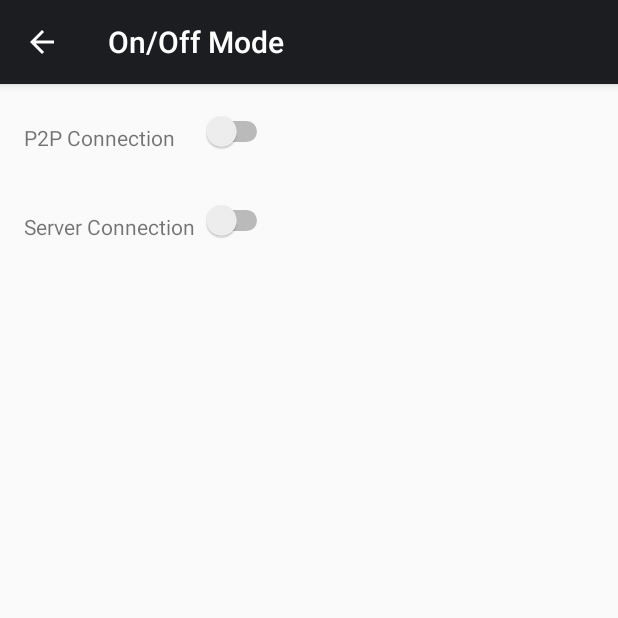
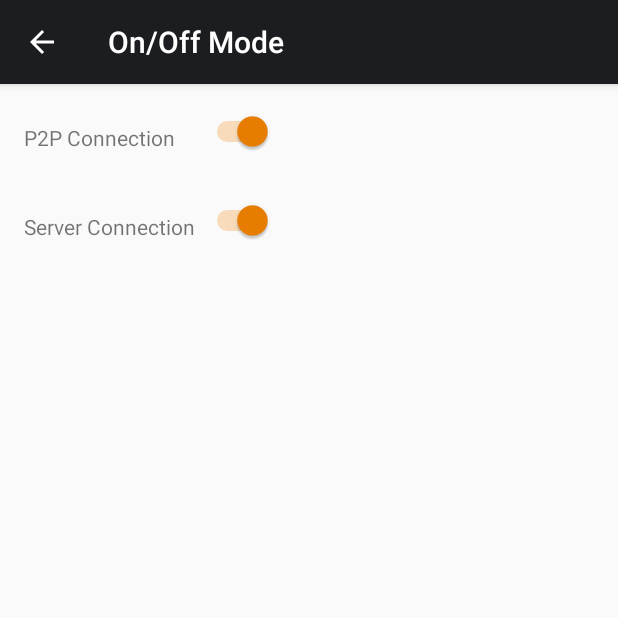
Before and after one commit to huoxiaoyao/Save_My_Ass, an Android app: the On_OffMode screen opened directly, with no data from a screen before it, on a phone screen of 412 x 824 dp, the top half of it. Run offline under Robolectric (Android 15) with nearby library versions, the phone set to English and light mode, and no system bars.

Commit message:
added location tracking stopping and starting and message saving

```diff
--- a/SaveMyAss/app/src/main/java/ch/ethz/inf/vs/a4/savemyass/Centralized/Config.java
+++ b/SaveMyAss/app/src/main/java/ch/ethz/inf/vs/a4/savemyass/Centralized/Config.java
@@ -23,6 +23,8 @@ public class Config {
     public static String SHARED_PREFS_SALT = "gcm_salt";
     public static String SHARED_PREFS_FIREBASE_AUTH = "firebase_auth";
     public static String SHARED_PREFS_USER_MESSAGE = "user_message";
+    public static String SHARED_PREFS_CENTRALIZED_ACTIVE = "centralized_active";
+    public static String SHARED_PREFS_P2P_ACTIVE = "p2p_active";
 
     // Intent extra strings
     public static String INTENT_NEW_TOKEN = "newToken";
@@ -40,6 +42,7 @@ public class Config {
     public static double[] WATCHDOG_RADIUS = {0.15, 0.25, 0.5, ALARM_DISTANCE_THRESHOLD};//the steps that the watchdog makes when increasing the radius around the person in need
     public static int[] WATCHDOG_TIMES = {1, 1, 1}; //after the first element seconds the radius will be increased to the second radius value above and so on...
 
+
     // dummy location used for triggering alarms in the emulator
     public static Location DUMMY_LOC() {
         Location loc = new Location("");
--- a/SaveMyAss/app/src/main/java/ch/ethz/inf/vs/a4/savemyass/Centralized/GCMReceiver.java
+++ b/SaveMyAss/app/src/main/java/ch/ethz/inf/vs/a4/savemyass/Centralized/GCMReceiver.java
@@ -1,7 +1,9 @@
 package ch.ethz.inf.vs.a4.savemyass.Centralized;
 
+import android.content.SharedPreferences;
 import android.location.Location;
 import android.os.Bundle;
+import android.preference.PreferenceManager;
 import android.util.Log;
 
 import com.google.android.gms.gcm.GcmListenerService;
@@ -48,6 +50,8 @@ public class GCMReceiver extends GcmListenerService {
 
 
         // start the watchdog
-        new OnGoingAlarmWatchdog(getApplicationContext(), firebaseUrl, infoBundle);
+        SharedPreferences sp = PreferenceManager.getDefaultSharedPreferences(this);
+        if(sp.getBoolean(Config.SHARED_PREFS_CENTRALIZED_ACTIVE, true))
+            new OnGoingAlarmWatchdog(getApplicationContext(), firebaseUrl, infoBundle);
     }
 }
--- a/SaveMyAss/app/src/main/java/ch/ethz/inf/vs/a4/savemyass/Centralized/LocationTracker.java
+++ b/SaveMyAss/app/src/main/java/ch/ethz/inf/vs/a4/savemyass/Centralized/LocationTracker.java
@@ -175,6 +175,7 @@ public class LocationTracker implements LocationListener, GoogleApiClient.Connec
      */
     @Override
     public void onServiceDestroy() {
+        Log.d(TAG, "stopping location tracking");
         if (mGoogleApiClient.isConnected()) {
             mGoogleApiClient.disconnect();
         }
--- a/SaveMyAss/app/src/main/java/ch/ethz/inf/vs/a4/savemyass/On_OffMode.java
+++ b/SaveMyAss/app/src/main/java/ch/ethz/inf/vs/a4/savemyass/On_OffMode.java
@@ -1,10 +1,18 @@
 package ch.ethz.inf.vs.a4.savemyass;
 
+import android.content.SharedPreferences;
 import android.os.Bundle;
+import android.preference.PreferenceManager;
 import android.support.v7.app.AppCompatActivity;
 import android.support.v7.widget.Toolbar;
+import android.widget.CompoundButton;
+import android.widget.Switch;
+
+import ch.ethz.inf.vs.a4.savemyass.Centralized.Config;
 
 public class On_OffMode extends AppCompatActivity {
+
+    protected SharedPreferences sp;
 
     @Override
     protected void onCreate(Bundle savedInstanceState) {
@@ -12,8 +20,28 @@ public class On_OffMode extends AppCompatActivity {
         setContentView(R.layout.activity_on__off_mode);
         Toolbar toolbar = (Toolbar) findViewById(R.id.toolbar);
         setSupportActionBar(toolbar);
+        getSupportActionBar().setDisplayHomeAsUpEnabled(true);
 
-        getSupportActionBar().setDisplayHomeAsUpEnabled(true);
+        Switch p2pConnection = (Switch) findViewById(R.id.p2pConnection);
+        sp = PreferenceManager.getDefaultSharedPreferences(this);
+        p2pConnection.setChecked(sp.getBoolean(Config.SHARED_PREFS_P2P_ACTIVE, true));
+        p2pConnection.setOnCheckedChangeListener(new CompoundButton.OnCheckedChangeListener() {
+            @Override
+            public void onCheckedChanged(CompoundButton buttonView, boolean isChecked) {
+                sp.edit().putBoolean(Config.SHARED_PREFS_P2P_ACTIVE, isChecked).apply();
+            }
+        });
+
+        Switch serverConnection = (Switch) findViewById(R.id.serverConnection);
+        sp = PreferenceManager.getDefaultSharedPreferences(this);
+        serverConnection.setChecked(sp.getBoolean(Config.SHARED_PREFS_CENTRALIZED_ACTIVE, true));
+        serverConnection.setOnCheckedChangeListener(new CompoundButton.OnCheckedChangeListener() {
+            @Override
+            public void onCheckedChanged(CompoundButton buttonView, boolean isChecked) {
+                sp.edit().putBoolean(Config.SHARED_PREFS_CENTRALIZED_ACTIVE, isChecked).apply();
+            }
+        });
+
     }
 
 }
--- a/SaveMyAss/app/src/main/res/layout/content_on__off_mode.xml
+++ b/SaveMyAss/app/src/main/res/layout/content_on__off_mode.xml
@@ -19,10 +19,11 @@
     <Switch
         android:layout_width="wrap_content"
         android:layout_height="wrap_content"
-        android:id="@+id/toggleButton"
+        android:id="@+id/serverConnection"
         android:layout_alignBottom="@+id/textView2"
         android:layout_alignParentStart="true"
-        android:layout_marginStart="118dp" />
+        android:layout_marginStart="118dp"
+        android:checked="false" />
 
     <TextView
         android:layout_width="fill_parent"
@@ -36,9 +37,9 @@
     <Switch
         android:layout_width="wrap_content"
         android:layout_height="wrap_content"
-
-        android:id="@+id/toggleButton2"
+        android:id="@+id/p2pConnection"
         android:layout_alignBottom="@+id/textView"
-        android:layout_alignStart="@+id/toggleButton" />
+        android:layout_alignStart="@+id/serverConnection"
+        android:checked="false" />
 
 </RelativeLayout>
--- a/SaveMyAss/app/src/main/res/values/strings.xml
+++ b/SaveMyAss/app/src/main/res/values/strings.xml
@@ -14,6 +14,6 @@
     <string name="title_activity_button_combination">Button Combination</string>
     <string name="title_activity_on__off_mode">On/Off Mode</string>
     <string name="alarm_cancelled">The alarm has been cancelled</string>
-
+    <string name="restart_with_internet">Please restart the app with internet available in order to register properly to the Service.</string>
     <string name="hint">Example: Allergic to peanuts</string>
 </resources>
```
Also changed, not shown: SaveMyAss/app/src/main/java/ch/ethz/inf/vs/a4/savemyass/BackgroundService.java (+24 -2 lines), SaveMyAss/app/src/main/java/ch/ethz/inf/vs/a4/savemyass/CustomMessage.java (+22 -1 lines), SaveMyAss/app/src/main/java/ch/ethz/inf/vs/a4/savemyass/MainActivity.java (+9 -14 lines), SaveMyAss/app/src/main/res/layout/content_custom_message.xml (+4 -3 lines).
